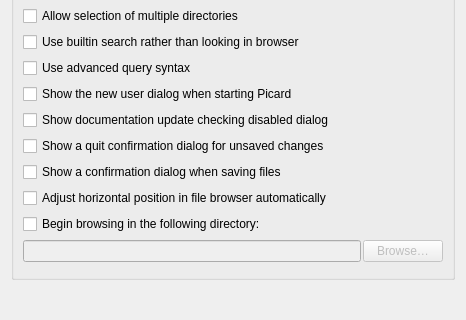
Above: ui/options_interface.ui from metabrainz/picard before the change; both pictures show x 0 to 466 and y 223 to 543 of the 466 by 543 pixel window. Below: the same form after it.
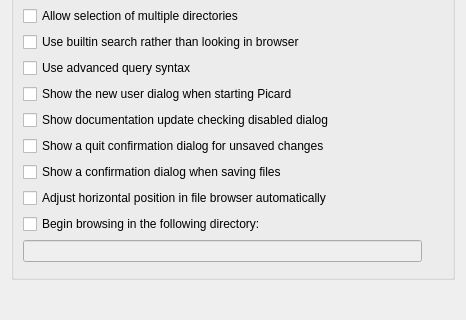
That is the form after the change.

Commit message:
Interface options page:
- add buddies as appropriate
- use icon for open browser button
- add tooltip to open browser button

```diff
--- a/ui/options_interface.ui
+++ b/ui/options_interface.ui
@@ -170,12 +170,18 @@
          </widget>
         </item>
         <item>
-         <widget class="QPushButton" name="starting_directory_browse">
+         <widget class="QToolButton" name="starting_directory_browse">
           <property name="enabled">
            <bool>false</bool>
           </property>
+          <property name="toolTip">
+           <string>Select folder in browser</string>
+          </property>
+          <property name="styleSheet">
+           <string notr="true">border: none;</string>
+          </property>
           <property name="text">
-           <string>Browse…</string>
+           <string notr="true"/>
           </property>
          </widget>
         </item>
```
Left out of the diff: 15 changed lines with no effect on the pictures. The commit also changes 2 other files.
